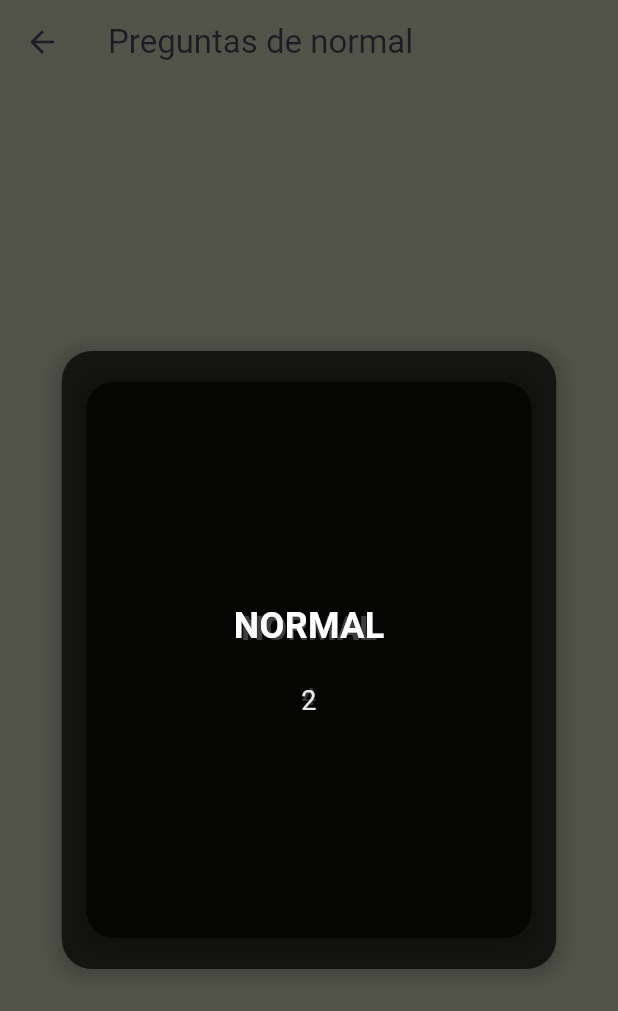
After one commit to kyiroywops/nunkxdos, a Flutter app: the GamesScreen screen opened by its route, after a tap on "normal", on a phone screen of 412 x 824 dp. The commit adds this screen. Shown: the top 1011 px of the screen. Run offline on Flutter 3.47's test engine with Material 3 defaults, Android fonts, the phone set to English and light mode, and no system bars; drawn by our look-alikes of swipe_cards; our stand-ins replace flutter_riverpod, go_router.

Commit message:
game screen ui

```diff
--- a/lib/config/router/app_router.dart
+++ b/lib/config/router/app_router.dart
@@ -1,5 +1,6 @@
 import 'package:flutter/material.dart';
 import 'package:go_router/go_router.dart';
+import 'package:nunkxdos/presentation/screens/category_screen.dart';
 import 'package:nunkxdos/presentation/screens/games_screen.dart';
 import 'package:nunkxdos/presentation/screens/home_screen.dart';
 
@@ -19,6 +20,17 @@ final appRouter = GoRouter(
 
 
 
+
+    ),
+
+    GoRoute(
+      path: '/questions',
+      builder: (BuildContext context, GoRouterState state) {
+        // Obtenemos la categoría pasada como parámetro extra.
+        final category = state.extra as String;
+        // Luego, pasamos esta categoría a la pantalla correspondiente.
+        return QuestionsScreen(category: category);
+      },
     ),
 
 
--- /dev/null
+++ b/lib/infrastructure/models/question_models.dart
@@ -0,0 +1,6 @@
+class Question {
+  final String category;
+  final String content;
+
+  Question({required this.category, required this.content});
+}
--- /dev/null
+++ b/lib/presentation/providers/questions_provider.dart
@@ -0,0 +1,23 @@
+import 'package:flutter_riverpod/flutter_riverpod.dart';
+import 'package:nunkxdos/infrastructure/models/question_models.dart';
+
+final questionsProvider = Provider.family<List<Question>, String>((ref, category) {
+  // Retorna tus preguntas filtradas por categoría
+  return QuestionsRepository().getQuestionsByCategory(category);
+});
+
+class QuestionsRepository {
+  // Puedes inicializar tus preguntas aquí o cargarlas de una fuente externa si es necesario.
+  List<Question> _questions = [
+    Question(category: 'normal', content: '1'),
+    Question(category: 'normal', content: '2'),
+    Question(category: 'normal', content: '3'),
+    Question(category: 'normal', content: '4'),
+    Question(category: 'sexual', content: 'Yo nunca nunca he...'),
+    // Agrega más preguntas aquí.
+  ];
+
+  List<Question> getQuestionsByCategory(String category) {
+    return _questions.where((question) => question.category == category).toList();
+  }
+}
--- /dev/null
+++ b/lib/presentation/screens/category_screen.dart
@@ -0,0 +1,134 @@
+import 'dart:math';
+
+import 'package:flutter/material.dart';
+import 'package:flutter_riverpod/flutter_riverpod.dart';
+import 'package:nunkxdos/infrastructure/models/question_models.dart';
+import 'package:nunkxdos/presentation/providers/questions_provider.dart';
+import 'package:swipe_cards/swipe_cards.dart';
+
+class QuestionsScreen extends ConsumerStatefulWidget {
+  final String category;
+
+  QuestionsScreen({Key? key, required this.category}) : super(key: key);
+
+  @override
+  _QuestionsScreenState createState() => _QuestionsScreenState();
+}
+
+class _QuestionsScreenState extends ConsumerState<QuestionsScreen> {
+  late List<Question> questions;
+  late int questionIndex;
+
+  @override
+  void initState() {
+    super.initState();
+    // Obtener las preguntas de la categoría y mezclarlas
+    questions = ref.read(questionsProvider(widget.category))..shuffle(Random());
+    questionIndex = 0; // Índice de la pregunta actual
+  }
+
+  void _onCardSwiped() {
+    // Incrementar el índice de la pregunta para mostrar la siguiente
+    setState(() {
+      questionIndex++;
+    });
+
+    if (questionIndex >= questions.length) {
+      // Se han acabado todas las preguntas
+      _showFinishedDialog();
+    }
+  }
+
+  void _showFinishedDialog() {
+    showDialog(
+      context: context,
+      builder: (context) {
+        return AlertDialog(
+          title: Text('¡Bien hecho!'),
+          content: Text('Has respondido a todas las preguntas de esta categoría.'),
+          actions: <Widget>[
+            TextButton(
+              child: Text('Cerrar'),
+              onPressed: () {
+                Navigator.of(context).pop(); // Cerrar el diálogo
+                Navigator.of(context).pop(); // Regresar a la pantalla anterior
+              },
+            ),
+          ],
+        );
+      },
+    );
+  }
+
+  @override
+  Widget build(BuildContext context) {
+    if (questions.isEmpty) {
+      return Scaffold(
+        appBar: AppBar(title: Text('Preguntas de ${widget.category}')),
+        body: Center(child: Text('No hay preguntas disponibles.')),
+      );
+    }
+
+    final Question currentQuestion = questions[questionIndex];
+
+    return Scaffold(
+      appBar: AppBar(title: Text('Preguntas de ${widget.category}')),
+      body: SwipeCards(
+        matchEngine: MatchEngine(
+          swipeItems: questions.map((question) {
+            return SwipeItem(
+              content: question,
+              likeAction: _onCardSwiped,
+              nopeAction: _onCardSwiped,
+              superlikeAction: _onCardSwiped,
+            );
+          }).toList(),
+        ),
+        // En tu método itemBuilder dentro de SwipeCards
+itemBuilder: (BuildContext context, int index) {
+  return Center(
+    child: Container(
+      width: MediaQuery.of(context).size.width * 0.8, // 80% del ancho de la pantalla
+      height: MediaQuery.of(context).size.height * 0.5, // 50% de la altura de la pantalla
+      decoration: BoxDecoration(
+        color: Colors.black.withOpacity(0.7), // Fondo negro con opacidad
+        borderRadius: BorderRadius.circular(20), // Bordes redondeados
+        boxShadow: [
+          BoxShadow(
+            color: Colors.black.withOpacity(0.2),
+            spreadRadius: 4,
+            blurRadius: 10,
+            offset: Offset(0, 2), // Sombra ligeramente hacia abajo
+          ),
+        ],
+      ),
+      child: Column(
+        mainAxisAlignment: MainAxisAlignment.center,
+        children: [
+          Text(
+            questions[index].category.toUpperCase(),
+            style: TextStyle(
+              color: Colors.white,
+              fontSize: 24,
+              fontWeight: FontWeight.bold,
+            ),
+          ),
+          SizedBox(height: 20),
+          Text(
+            questions[index].content,
+            textAlign: TextAlign.center,
+            style: TextStyle(
+              color: Colors.white.withOpacity(0.9), // Texto blanco con un poco de opacidad
+              fontSize: 18,
+            ),
+          ),
+        ],
+      ),
+    ),
+  );
+},
+        onStackFinished: _showFinishedDialog, // Se llama cuando se han deslizado todas las tarjetas
+      ),
+    );
+  }
+}
--- a/pubspec.yaml
+++ b/pubspec.yaml
@@ -11,6 +11,8 @@ dependencies:
     sdk: flutter
   flutter_riverpod: ^2.4.9
   go_router: ^13.0.0
+  swipe_cards: ^2.0.0+1
+  swipeable_card_stack: ^0.0.5
   url_launcher: ^6.2.2
 
 dev_dependencies:
```
Also changed, not shown: lib/infrastructure/models/game_models.dart (added, +17 -0 lines), lib/presentation/screens/games_screen.dart (+30 -36 lines), pubspec.lock, 3 other files.
